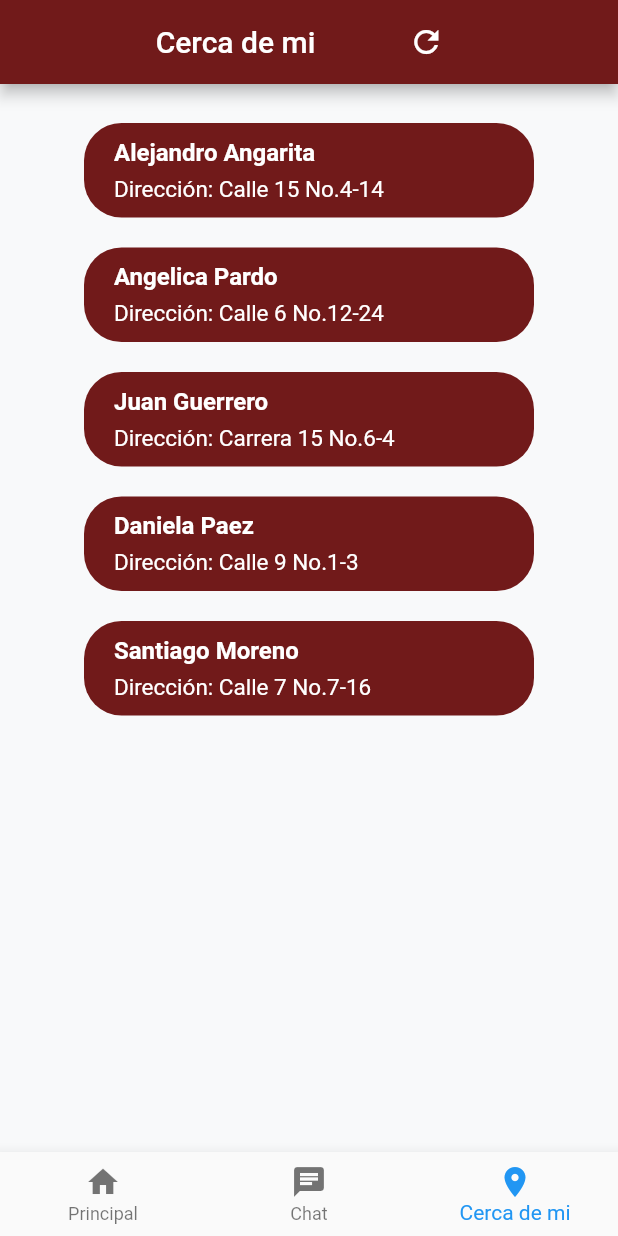
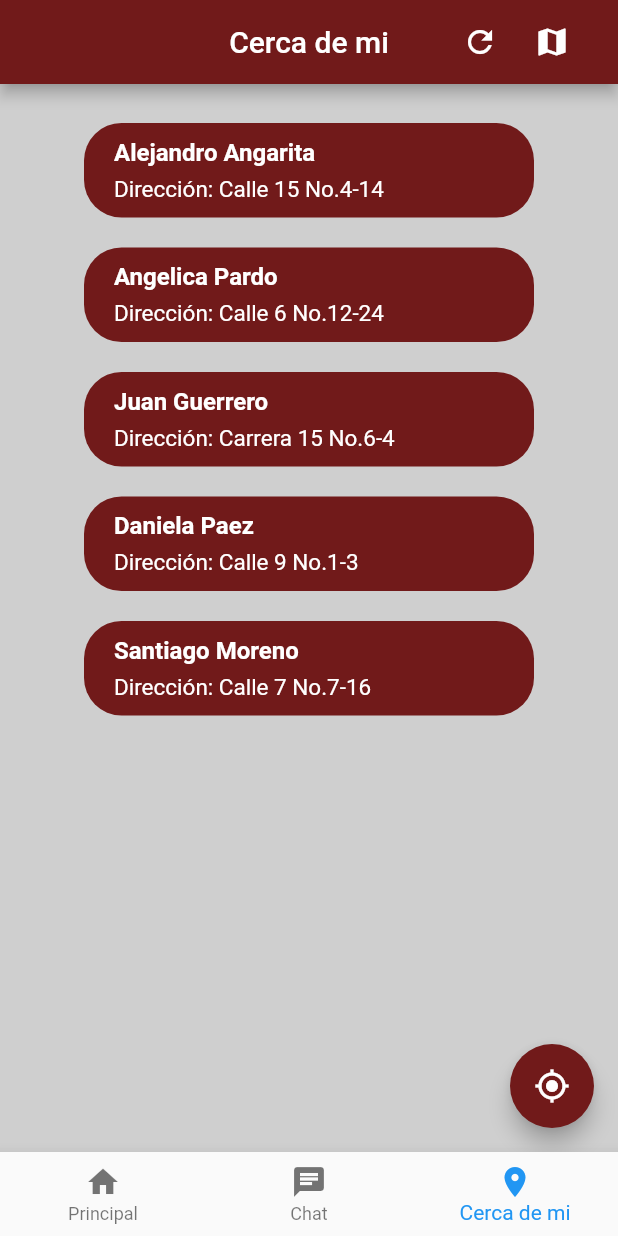
Before and after one commit to J4ngel/Broadcast_movie, a Flutter app: the screen it shows after launch, item 3 of the bottom bar chosen, on a phone screen of 412 x 824 dp. Run offline on Flutter 3.47's test engine with Material 2 defaults, Android fonts, the light colour scheme and no system bars; our stand-ins replace shared_preferences; network calls fail.

Commit message:
Versión estable cerca de mi con provider

```diff
--- a/lib/ui/pages/near_me/near_me.dart
+++ b/lib/ui/pages/near_me/near_me.dart
@@ -12,6 +12,8 @@ class Near_me_page extends StatefulWidget {
 }
 
 class _Near_me_pageState extends State<Near_me_page> {
+  bool is_visible = false;
+  location_users my_info = location_users(name: "Andrés Rivera", address: "Cll 23 No 45-30");
   List<location_users> List_users = [
     location_users(
       name: "Alejandro Angarita",
@@ -36,14 +38,26 @@ class _Near_me_pageState extends State<Near_me_page> {
 
     return Scaffold(
       appBar: AppBar(
-        title: Row(
+        title: Text("Cerca de mi"),
+        /* Row(
           mainAxisAlignment: MainAxisAlignment.center,
           children: <Widget>[
             Text("Cerca de mi"),
             SizedBox(width: 50),
             IconButton(onPressed: (){}, icon: Icon(Icons.refresh))
           ],
-        ),
+        ), */
+        actions:[
+          Container(
+            padding: EdgeInsets.only(right: 20),
+            child:Row(
+              children: [
+                IconButton(onPressed: (){}, icon: Icon(Icons.refresh)),
+                IconButton(onPressed: (){}, icon: Icon(Icons.map))
+              ],
+            )
+          )
+        ],
         centerTitle: true,
         backgroundColor: currentTheme.isDarkTheme()
           ? const Color(0xff085373)
@@ -52,7 +66,19 @@ class _Near_me_pageState extends State<Near_me_page> {
 
       backgroundColor: currentTheme.isDarkTheme()
         ? const Color(0XFF262D31)
-        : const Color(0XFFF8F9FA),
+        : const Color(0XFFCFCFCF),
+
+      floatingActionButton: FloatingActionButton(onPressed: (){
+        setState(() {
+          is_visible = !is_visible;
+        });
+      },
+      child: Icon(Icons.gps_fixed), //assignment_ind
+      backgroundColor: currentTheme.isDarkTheme()
+          ? const Color(0xff085373)
+          : const Color(0xff711A1A),
+      tooltip: "Muestra tu ubicación al final de la lista",
+      ),
       body: SingleChildScrollView(
         physics: BouncingScrollPhysics(),
         child: Column(
@@ -70,6 +96,56 @@ class _Near_me_pageState extends State<Near_me_page> {
                 );
               },
             ),
+
+            Visibility(
+              visible: is_visible,
+              child: Container(
+                padding: EdgeInsets.only(left: 48, right: 48, top: 10, bottom: 10),
+                child: Row(
+                  children: <Widget>[
+                    Expanded(
+                      child: Row(
+                        children: <Widget>[
+                          Expanded(
+                            child: Container(
+                              padding:EdgeInsets.only(left: 20, right: 20, top: 10, bottom: 10),
+                              decoration: BoxDecoration(
+                                borderRadius: BorderRadius.circular(25),
+                                color: currentTheme.isDarkTheme()
+                                  ? Color(0xff50879E)
+                                  :Color(0xffB44646)),
+                              child: Column(
+                                crossAxisAlignment: CrossAxisAlignment.start,
+                                children: <Widget>[
+                                  Text(
+                                    my_info.name,
+                                    style: TextStyle(
+                                        fontSize: 16,
+                                        color: const Color(0xffFFFFFF),
+                                        fontWeight: FontWeight.bold
+                                    ),
+                                  ),
+                                  SizedBox(
+                                    height: 6,
+                                  ),
+                                  Text(
+                                    "Dirección: "+my_info.address,
+                                    style: TextStyle(
+                                        fontSize: 15,
+                                        color: const Color(0xffFFFFFF)
+                                    ),
+                                  ),
+                                ],
+                              ),
+                            ),
+                          ),
+                        ],
+                      ),
+                    ),
+                  ],
+                ),
+              ),
+            )
           ],
         ),
       )
```
